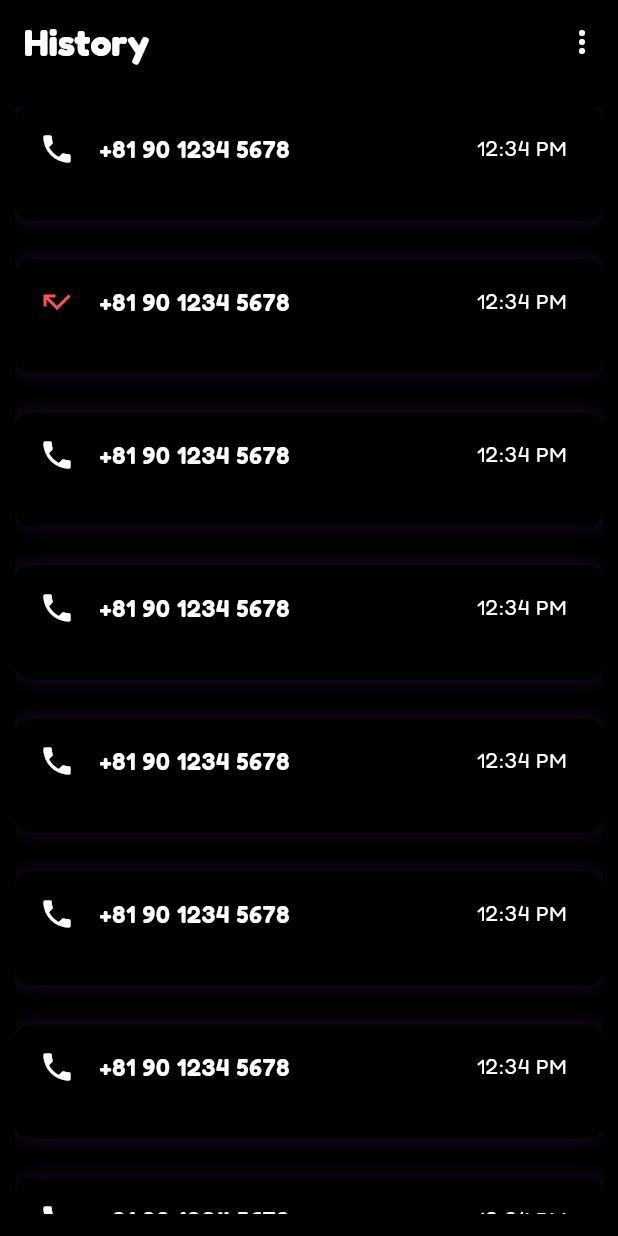
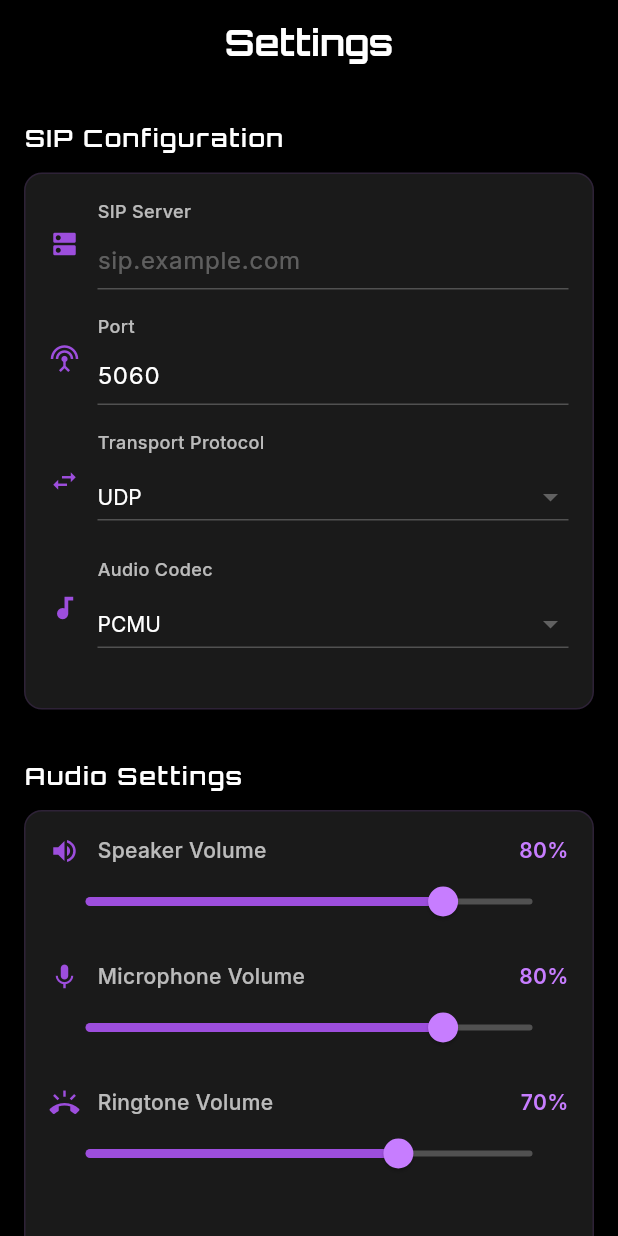
Before and after one commit to Christentimmy/divo, a Flutter app: the screen it shows after launch, on a phone screen of 412 x 824 dp. Run offline on Flutter 3.47's test engine with Material 3 defaults, Android fonts, the phone set to English and light mode, and no system bars; our stand-ins replace cherry_toast, flutter_staggered_animations, get, google_fonts, pinput.

Commit message:
settings screen

```diff
--- /dev/null
+++ b/lib/app/modules/settings/controller/settings_controller.dart
@@ -0,0 +1,76 @@
+
+
+// settings_controller.dart
+import 'package:get/get.dart';
+
+class SettingsController extends GetxController {
+  // Audio Settings
+  var audioCodec = 'PCMU'.obs;
+  var echoCancellation = true.obs;
+  var noiseSuppression = true.obs;
+  var autoGainControl = true.obs;
+  var speakerVolume = 80.0.obs;
+  var microphoneVolume = 80.0.obs;
+  var ringtoneVolume = 70.0.obs;
+
+  // Network Settings
+  var sipServer = ''.obs;
+  var sipPort = '5060'.obs;
+  var transportProtocol = 'UDP'.obs;
+
+  // Call Settings
+  var autoAnswer = false.obs;
+  var callRecording = false.obs;
+  var vibrationOnCall = true.obs;
+  var showCallDuration = true.obs;
+
+  // Account Settings
+  var username = ''.obs;
+  var displayName = ''.obs;
+
+  final List<String> codecOptions = ['PCMU', 'PCMA', 'G729', 'Opus'];
+  final List<String> protocolOptions = ['UDP', 'TCP', 'TLS'];
+
+  @override
+  void onInit() {
+    super.onInit();
+    loadSettings();
+  }
+
+  void loadSettings() {
+    // TODO: Load from SharedPreferences or secure storage
+  }
+
+  void saveSettings() {
+    // TODO: Save to SharedPreferences or secure storage
+    Get.snackbar(
+      'Settings Saved',
+      'Your settings have been updated',
+      snackPosition: SnackPosition.BOTTOM,
+      duration: const Duration(seconds: 2),
+    );
+  }
+
+  void resetToDefaults() {
+    echoCancellation.value = true;
+    noiseSuppression.value = true;
+    autoGainControl.value = true;
+    speakerVolume.value = 80.0;
+    microphoneVolume.value = 80.0;
+    ringtoneVolume.value = 70.0;
+    audioCodec.value = 'PCMU';
+    transportProtocol.value = 'UDP';
+    sipPort.value = '5060';
+    autoAnswer.value = false;
+    callRecording.value = false;
+    vibrationOnCall.value = true;
+    showCallDuration.value = true;
+
+    Get.snackbar(
+      'Reset Complete',
+      'Settings restored to defaults',
+      snackPosition: SnackPosition.BOTTOM,
+      duration: const Duration(seconds: 2),
+    );
+  }
+}
--- /dev/null
+++ b/lib/app/modules/settings/views/settings_screen.dart
@@ -0,0 +1,460 @@
+import 'package:divo/app/modules/settings/controller/settings_controller.dart';
+import 'package:divo/app/resources/app_colors.dart';
+import 'package:flutter/material.dart';
+import 'package:get/get.dart';
+import 'package:google_fonts/google_fonts.dart';
+
+class SettingsScreen extends StatelessWidget {
+  SettingsScreen({super.key});
+
+  final SettingsController controller = Get.put(SettingsController());
+
+  @override
+  Widget build(BuildContext context) {
+    return Scaffold(
+      backgroundColor: AppColors.background,
+      appBar: buildAppBar(),
+      body: ListView(
+        padding: const EdgeInsets.all(16),
+        children: [
+          _buildSectionHeader('SIP Configuration'),
+          _buildSIPConfigSection(),
+          const SizedBox(height: 24),
+
+          _buildSectionHeader('Audio Settings'),
+          _buildAudioSettingsSection(),
+          const SizedBox(height: 24),
+
+          _buildSectionHeader('Call Settings'),
+          _buildCallSettingsSection(),
+          const SizedBox(height: 24),
+
+          _buildSectionHeader('Account'),
+          _buildAccountSection(),
+          const SizedBox(height: 32),
+
+          _buildSaveButton(),
+          const SizedBox(height: 16),
+        ],
+      ),
+    );
+  }
+
+  AppBar buildAppBar() {
+    return AppBar(
+      backgroundColor: AppColors.background,
+      elevation: 0,
+      centerTitle: true,
+      title: Text(
+        'Settings',
+        style: GoogleFonts.orbitron(
+          color: Colors.white,
+          fontSize: 24,
+          fontWeight: FontWeight.w700,
+        ),
+      ),
+    );
+  }
+
+  Widget _buildSectionHeader(String title) {
+    return Padding(
+      padding: const EdgeInsets.only(bottom: 12, top: 8),
+      child: Text(
+        title,
+        style: GoogleFonts.orbitron(
+          fontSize: 16,
+          fontWeight: FontWeight.w600,
+          color: Colors.white,
+          letterSpacing: 1.2,
+        ),
+      ),
+    );
+  }
+
+  Widget _buildSIPConfigSection() {
+    return _buildSettingsCard([
+      _buildTextField(
+        label: 'SIP Server',
+        hint: 'sip.example.com',
+        value: controller.sipServer,
+        icon: Icons.dns,
+      ),
+      _buildTextField(
+        label: 'Port',
+        hint: '5060',
+        value: controller.sipPort,
+        icon: Icons.settings_input_antenna,
+        keyboardType: TextInputType.number,
+      ),
+      _buildDropdown(
+        label: 'Transport Protocol',
+        value: controller.transportProtocol,
+        items: controller.protocolOptions,
+        icon: Icons.swap_horiz,
+      ),
+      _buildDropdown(
+        label: 'Audio Codec',
+        value: controller.audioCodec,
+        items: controller.codecOptions,
+        icon: Icons.audiotrack,
+      ),
+    ]);
+  }
+
+  Widget _buildAudioSettingsSection() {
+    return _buildSettingsCard([
+      Obx(
+        () => _buildSlider(
+          label: 'Speaker Volume',
+          value: controller.speakerVolume.value,
+          onChanged: (val) => controller.speakerVolume.value = val,
+          icon: Icons.volume_up,
+        ),
+      ),
+      Obx(
+        () => _buildSlider(
+          label: 'Microphone Volume',
+          value: controller.microphoneVolume.value,
+          onChanged: (val) => controller.microphoneVolume.value = val,
+          icon: Icons.mic,
+        ),
+      ),
+      Obx(
+        () => _buildSlider(
+          label: 'Ringtone Volume',
+          value: controller.ringtoneVolume.value,
+          onChanged: (val) => controller.ringtoneVolume.value = val,
+          icon: Icons.ring_volume,
+        ),
+      ),
+      const Divider(color: Colors.grey, height: 32),
+      Obx(
+        () => _buildSwitch(
+          label: 'Echo Cancellation',
+          value: controller.echoCancellation.value,
+          onChanged: (val) => controller.echoCancellation.value = val,
+          icon: Icons.hearing,
+        ),
+      ),
+      Obx(
+        () => _buildSwitch(
+          label: 'Noise Suppression',
+          value: controller.noiseSuppression.value,
+          onChanged: (val) => controller.noiseSuppression.value = val,
+          icon: Icons.noise_control_off,
+        ),
+      ),
+      Obx(
+        () => _buildSwitch(
+          label: 'Auto Gain Control',
+          value: controller.autoGainControl.value,
+          onChanged: (val) => controller.autoGainControl.value = val,
+          icon: Icons.tune,
+        ),
+      ),
+    ]);
+  }
+
+  Widget _buildCallSettingsSection() {
+    return _buildSettingsCard([
+      Obx(
+        () => _buildSwitch(
+          label: 'Auto Answer',
+          value: controller.autoAnswer.value,
+          onChanged: (val) => controller.autoAnswer.value = val,
+          icon: Icons.phone_callback,
+        ),
+      ),
+      Obx(
+        () => _buildSwitch(
+          label: 'Call Recording',
+          value: controller.callRecording.value,
+          onChanged: (val) => controller.callRecording.value = val,
+          icon: Icons.fiber_manual_record,
+        ),
+      ),
+      Obx(
+        () => _buildSwitch(
+          label: 'Vibration on Call',
+          value: controller.vibrationOnCall.value,
+          onChanged: (val) => controller.vibrationOnCall.value = val,
+          icon: Icons.vibration,
+        ),
+      ),
+      Obx(
+        () => _buildSwitch(
+          label: 'Show Call Duration',
+          value: controller.showCallDuration.value,
+          onChanged: (val) => controller.showCallDuration.value = val,
+          icon: Icons.timer,
+        ),
+      ),
+    ]);
+  }
+
+  Widget _buildAccountSection() {
+    return _buildSettingsCard([
+      _buildTextField(
+        label: 'Username',
+        hint: 'user@domain.com',
+        value: controller.username,
+        icon: Icons.person,
+      ),
+      _buildTextField(
+        label: 'Display Name',
+        hint: 'John Doe',
+        value: controller.displayName,
+        icon: Icons.badge,
+      ),
+    ]);
+  }
+
+  Widget _buildSettingsCard(List<Widget> children) {
+    return Container(
+      decoration: BoxDecoration(
+        color: const Color(0xFF1A1A1A),
+        borderRadius: BorderRadius.circular(12),
+        border: Border.all(
+          color: AppColors.neonPurple.withValues(alpha: 0.15),
+          width: 1,
+        ),
+      ),
+      padding: const EdgeInsets.all(16),
+      child: Column(children: children),
+    );
+  }
+
+  Widget _buildTextField({
+    required String label,
+    required String hint,
+    required RxString value,
+    required IconData icon,
+    TextInputType? keyboardType,
+  }) {
+    return Padding(
+      padding: const EdgeInsets.only(bottom: 16),
+      child: Row(
+        children: [
+          Icon(icon, color: AppColors.neonPurple, size: 20),
+          const SizedBox(width: 12),
+          Expanded(
+            child: Column(
+              crossAxisAlignment: CrossAxisAlignment.start,
+              children: [
+                Text(
+                  label,
+                  style: GoogleFonts.inter(
+                    color: Colors.white70,
+                    fontSize: 12,
+                    fontWeight: FontWeight.w500,
+                  ),
+                ),
+                const SizedBox(height: 4),
+                Obx(
+                  () => TextField(
+                    style: GoogleFonts.inter(color: Colors.white),
+                    decoration: InputDecoration(
+                      hintText: hint,
+                      hintStyle: GoogleFonts.inter(color: Colors.white30),
+                      isDense: true,
+                      contentPadding: const EdgeInsets.symmetric(vertical: 8),
+                      enabledBorder: UnderlineInputBorder(
+                        borderSide: BorderSide(color: Colors.white24),
+                      ),
+                      focusedBorder: UnderlineInputBorder(
+                        borderSide: BorderSide(color: AppColors.neonPurple),
+                      ),
+                    ),
+                    keyboardType: keyboardType,
+                    onChanged: (val) => value.value = val,
+                    controller: TextEditingController(text: value.value)
+                      ..selection = TextSelection.collapsed(
+                        offset: value.value.length,
+                      ),
+                  ),
+                ),
+              ],
+            ),
+          ),
+        ],
+      ),
+    );
+  }
+
+  Widget _buildDropdown({
+    required String label,
+    required RxString value,
+    required List<String> items,
+    required IconData icon,
+  }) {
+    return Padding(
+      padding: const EdgeInsets.only(bottom: 16),
+      child: Row(
+        children: [
+          Icon(icon, color: AppColors.neonPurple, size: 20),
+          const SizedBox(width: 12),
+          Expanded(
+            child: Column(
+              crossAxisAlignment: CrossAxisAlignment.start,
+              children: [
+                Text(
+                  label,
+                  style: GoogleFonts.inter(
+                    color: Colors.white70,
+                    fontSize: 12,
+                    fontWeight: FontWeight.w500,
+                  ),
+                ),
+                const SizedBox(height: 4),
+                Obx(
+                  () => DropdownButton<String>(
+                    value: value.value,
+                    isExpanded: true,
+                    dropdownColor: const Color(0xFF2A2A2A),
+                    style: GoogleFonts.inter(color: Colors.white),
+                    underline: Container(height: 1, color: Colors.white24),
+                    items: items.map((String item) {
+                      return DropdownMenuItem<String>(
+                        value: item,
+                        child: Text(item),
+                      );
+                    }).toList(),
+                    onChanged: (String? newValue) {
+                      if (newValue != null) {
+                        value.value = newValue;
+                      }
+                    },
+                  ),
+                ),
+              ],
+            ),
+          ),
+        ],
+      ),
+    );
+  }
+
+  Widget _buildSlider({
+    required String label,
+    required double value,
+    required Function(double) onChanged,
+    required IconData icon,
+  }) {
+    return Padding(
+      padding: const EdgeInsets.only(bottom: 16),
+      child: Column(
+        crossAxisAlignment: CrossAxisAlignment.start,
+        children: [
+          Row(
+            children: [
+              Icon(icon, color: AppColors.neonPurple, size: 20),
+              const SizedBox(width: 12),
+              Expanded(
+                child: Text(
+                  label,
+                  style: GoogleFonts.inter(
+                    color: Colors.white70,
+                    fontSize: 14,
+                    fontWeight: FontWeight.w500,
+                  ),
+                ),
+              ),
+              Text(
+                '${value.toInt()}%',
+                style: GoogleFonts.inter(
+                  color: AppColors.neonPurpleBright,
+                  fontSize: 14,
+                  fontWeight: FontWeight.w600,
+                ),
+              ),
+            ],
+          ),
+          SliderTheme(
+            data: SliderThemeData(
+              activeTrackColor: AppColors.neonPurple,
+              inactiveTrackColor: Colors.white24,
+              thumbColor: AppColors.neonPurpleBright,
+              overlayColor: AppColors.neonPurple.withOpacity(0.3),
+            ),
+            child: Slider(value: value, min: 0, max: 100, onChanged: onChanged),
+          ),
+        ],
+      ),
+    );
+  }
+
+  Widget _buildSwitch({
+    required String label,
+    required bool value,
+    required Function(bool) onChanged,
+    required IconData icon,
+  }) {
+    return Padding(
+      padding: const EdgeInsets.only(bottom: 12),
+      child: Row(
+        children: [
+          Icon(icon, color: AppColors.neonPurple, size: 20),
+          const SizedBox(width: 12),
+          Expanded(
+            child: Text(
+              label,
+              style: GoogleFonts.inter(
+                color: Colors.white70,
+                fontSize: 14,
+                fontWeight: FontWeight.w500,
+              ),
+            ),
+          ),
+          Transform.scale(
+            scale: 0.75,
+            child: Switch(
+              value: value,
+              onChanged: onChanged,
+              activeColor: AppColors.neonPurpleBright,
+              activeTrackColor: const Color.fromARGB(255, 75, 17, 122),
+            ),
+          ),
+        ],
+      ),
+    );
+  }
+
+  Widget _buildSaveButton() {
+    return Container(
+      width: double.infinity,
+      height: 50,
+      decoration: BoxDecoration(
+        gradient: LinearGradient(
+          colors: [AppColors.neonPurple, AppColors.neonPurpleBright],
+        ),
+        borderRadius: BorderRadius.circular(12),
+        boxShadow: [
+          BoxShadow(
+            color: AppColors.neonPurple.withOpacity(0.5),
+            blurRadius: 20,
+            spreadRadius: 2,
+          ),
+        ],
+      ),
+      child: ElevatedButton(
+        onPressed: () => controller.saveSettings(),
+        style: ElevatedButton.styleFrom(
+          backgroundColor: Colors.transparent,
+          shadowColor: Colors.transparent,
+          shape: RoundedRectangleBorder(
+            borderRadius: BorderRadius.circular(12),
+          ),
+        ),
+        child: Text(
+          'Save Settings',
+          style: GoogleFonts.fredoka(
+            fontSize: 16,
+            fontWeight: FontWeight.w700,
+            color: Colors.white,
+            letterSpacing: 1.2,
+          ),
+        ),
+      ),
+    );
+  }
+}
--- a/lib/app/routes/app_pages.dart
+++ b/lib/app/routes/app_pages.dart
@@ -7,6 +7,7 @@ import 'package:divo/app/modules/contacts/views/contacts_screen.dart';
 import 'package:divo/app/modules/contacts/views/history_screen.dart';
 import 'package:divo/app/modules/dial/views/create_contact_screen.dart';
 import 'package:divo/app/modules/dial/views/dial_screen.dart';
+import 'package:divo/app/modules/settings/views/settings_screen.dart';
 import 'package:divo/app/modules/splash/views/splash_screen.dart';
 import 'package:divo/app/routes/app_routes.dart';
 import 'package:get/get.dart';
@@ -36,5 +37,6 @@ class AppPages {
     }),
     GetPage(name: AppRoutes.contacts, page: () => ContactsScreen()),
     GetPage(name: AppRoutes.history, page: () => HistoryScreen()),
+    GetPage(name: AppRoutes.settings, page: () => SettingsScreen()),
   ];
 }
--- a/lib/app/routes/app_routes.dart
+++ b/lib/app/routes/app_routes.dart
@@ -9,4 +9,5 @@ class AppRoutes {
   static const String createContact = '/create-contact';
   static const String contacts = '/contacts';
   static const String history = '/history';
+  static const String settings = '/settings';
 }
--- a/lib/main.dart
+++ b/lib/main.dart
@@ -17,7 +17,7 @@ class MainApp extends StatelessWidget {
   Widget build(BuildContext context) {
     return GetMaterialApp(
       title: "Divo",
-      initialRoute: AppRoutes.history,
+      initialRoute: AppRoutes.settings,
       getPages: AppPages.routes,
       debugShowCheckedModeBanner: false,
       defaultTransition: Transition.fadeIn,
```
